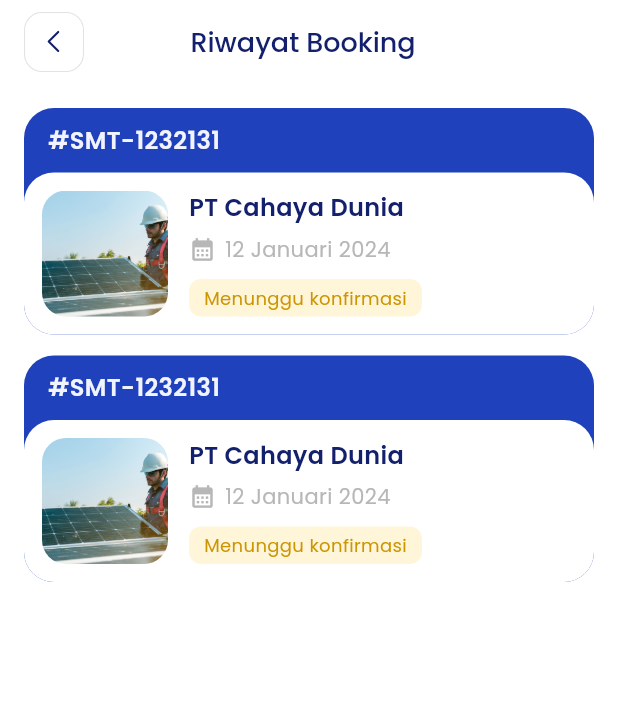
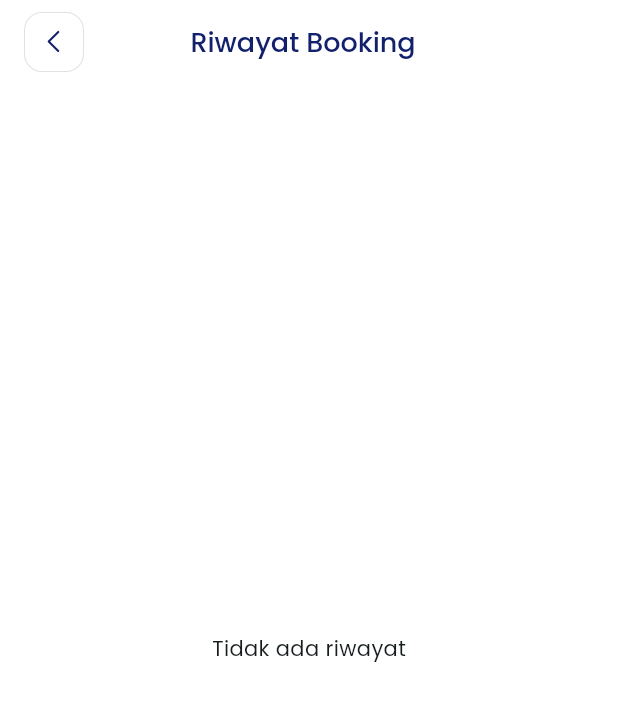
Before and after one commit to fauzihub13/sunmate, a Flutter app: the MobileView screen opened directly, on a phone screen of 412 x 824 dp. Shown: the top 701 px of the screen. Run offline on Flutter 3.47's test engine with Material 3 defaults, Android fonts, the phone set to English and light mode, and no system bars; our stand-ins replace bloc, flutter_bloc, flutter_svg, freezed_annotation, sqflite; accounts and stored records are empty.

Commit message:
feat: vendor booking history and change main appbar

```diff
--- a/lib/src/data/sources/booking_vendor_local_datasources.dart
+++ b/lib/src/data/sources/booking_vendor_local_datasources.dart
@@ -58,6 +58,7 @@ class BookingVendorLocalDatasources {
   Future<List<VendorBookingModel>> getAllBookingData() async {
     final db = await instance.database;
     final List<Map<String, dynamic>> maps = await db.query(tableVendorBookings);
+
     return List.generate(maps.length, (i) {
       return VendorBookingModel.fromMap(maps[i]);
     });
--- /dev/null
+++ b/lib/src/presentation/sunlist/bloc/vendor_booking_history/vendor_booking_history_bloc.dart
@@ -0,0 +1,22 @@
+import 'package:bloc/bloc.dart';
+import 'package:flutter_sunmate/src/data/sources/booking_vendor_local_datasources.dart';
+import 'package:flutter_sunmate/src/presentation/sunlist/models/vendor_booking_model.dart';
+import 'package:freezed_annotation/freezed_annotation.dart';
+
+part 'vendor_booking_history_bloc.freezed.dart';
+part 'vendor_booking_history_event.dart';
+part 'vendor_booking_history_state.dart';
+
+class VendorBookingHistoryBloc
+    extends Bloc<VendorBookingHistoryEvent, VendorBookingHistoryState> {
+  final BookingVendorLocalDatasources bookingVendorLocalDatasources;
+  VendorBookingHistoryBloc(this.bookingVendorLocalDatasources)
+      : super(const _Initial()) {
+    on<_GetAllBookingHistory>((event, emit) async {
+      emit(const _Loading());
+      final result = await bookingVendorLocalDatasources.getAllBookingData();
+
+      emit(_Loaded(result));
+    });
+  }
+}
--- /dev/null
+++ b/lib/src/presentation/sunlist/bloc/vendor_booking_history/vendor_booking_history_event.dart
@@ -0,0 +1,7 @@
+part of 'vendor_booking_history_bloc.dart';
+
+@freezed
+class VendorBookingHistoryEvent with _$VendorBookingHistoryEvent {
+  const factory VendorBookingHistoryEvent.started() = _Started;
+  const factory VendorBookingHistoryEvent.getAllBookingHistory() = _GetAllBookingHistory;
+}
--- /dev/null
+++ b/lib/src/presentation/sunlist/bloc/vendor_booking_history/vendor_booking_history_state.dart
@@ -0,0 +1,9 @@
+part of 'vendor_booking_history_bloc.dart';
+
+@freezed
+class VendorBookingHistoryState with _$VendorBookingHistoryState {
+  const factory VendorBookingHistoryState.initial() = _Initial;
+  const factory VendorBookingHistoryState.loading() = _Loading;
+  const factory VendorBookingHistoryState.loaded(List<VendorBookingModel> vendorBookingModel) = _Loaded;
+  const factory VendorBookingHistoryState.error(String? message) = _Error;
+}
--- a/lib/src/presentation/sunlist/pages/vendor_booking_history.dart
+++ b/lib/src/presentation/sunlist/pages/vendor_booking_history.dart
@@ -1,5 +1,7 @@
 import 'package:flutter/material.dart';
+import 'package:flutter_bloc/flutter_bloc.dart';
 import 'package:flutter_sunmate/src/core/components/custom_appbar.dart';
+import 'package:flutter_sunmate/src/presentation/sunlist/bloc/vendor_booking_history/vendor_booking_history_bloc.dart';
 import 'package:flutter_sunmate/src/presentation/sunlist/widgets/vendor_history_card.dart';
 
 class VendorBookingHistory extends StatelessWidget {
@@ -26,10 +28,13 @@ class MobileView extends StatefulWidget {
 }
 
 class _MobileViewState extends State<MobileView> {
-  // final TextEditingController searchController = TextEditingController();
-
-  // List<VendorBookingModel> searchResults = [];
-  // final List<VendorBookingModel> vendors = vendorList;
+  @override
+  void initState() {
+    super.initState();
+    context
+        .read<VendorBookingHistoryBloc>()
+        .add(VendorBookingHistoryEvent.getAllBookingHistory());
+  }
 
   @override
   Widget build(BuildContext context) {
@@ -43,12 +48,37 @@ class _MobileViewState extends State<MobileView> {
             //   controller: searchController,
             //   onChanged: _onSearchChanged,
             // ),
-            const SizedBox(height: 16.0),
-            VendorHistoryCard(),
-            const SizedBox(
-              height: 14.0,
-            ),
-            VendorHistoryCard()
+            Expanded(
+              child: BlocBuilder<VendorBookingHistoryBloc,
+                  VendorBookingHistoryState>(builder: (context, state) {
+                return state.maybeWhen(
+                  orElse: () => const Center(
+                    child: Text('Terjadi kesalahan  '),
+                  ),
+                  loading: () {
+                    return const Center(
+                      child: CircularProgressIndicator(),
+                    );
+                  },
+                  loaded: (vendors) {
+                    if (vendors.isEmpty) {
+                      return const Center(
+                        child: Text('Tidak ada riwayat'),
+                      );
+                    }
+                    return ListView.separated(
+                      shrinkWrap: true,
+                      itemBuilder: (context, index) => VendorHistoryCard(
+                        vendorBookingModel: vendors[index],
+                      ),
+                      separatorBuilder: (context, index) =>
+                          const SizedBox(height: 14.0),
+                      itemCount: vendors.length,
+                    );
+                  },
+                );
+              }),
+            )
           ],
         ),
       ),
--- a/lib/src/presentation/sunlist/pages/vendor_booking_page.dart
+++ b/lib/src/presentation/sunlist/pages/vendor_booking_page.dart
@@ -8,7 +8,7 @@ import 'package:flutter_sunmate/src/presentation/sunlist/bloc/vendor_booking/ven
 import 'package:flutter_sunmate/src/presentation/sunlist/bloc/vendor_detail/vendor_detail_bloc.dart';
 import 'package:flutter_sunmate/src/presentation/sunlist/models/vendor.dart';
 import 'package:flutter_sunmate/src/presentation/sunlist/models/vendor_booking_model.dart';
-import 'package:flutter_sunmate/src/presentation/sunlist/pages/vendor_booking_status_dialog.dart';
+import 'package:flutter_sunmate/src/presentation/sunlist/dialogs/vendor_booking_status_dialog.dart';
 import 'package:flutter_sunmate/src/presentation/sunlist/widgets/vendor_card.dart';
 
 class VendorBookingPage extends StatefulWidget {
--- a/lib/src/presentation/sunlist/widgets/vendor_history_card.dart
+++ b/lib/src/presentation/sunlist/widgets/vendor_history_card.dart
@@ -1,8 +1,11 @@
 import 'package:flutter/material.dart';
 import 'package:flutter_sunmate/src/core/constants/colors.dart';
+import 'package:flutter_sunmate/src/presentation/sunlist/models/vendor_booking_model.dart';
+import 'package:intl/intl.dart';
 
 class VendorHistoryCard extends StatelessWidget {
-  const VendorHistoryCard({super.key});
+  final VendorBookingModel vendorBookingModel;
+  const VendorHistoryCard({super.key, required this.vendorBookingModel});
 
   @override
   Widget build(BuildContext context) {
@@ -22,8 +25,8 @@ class VendorHistoryCard extends StatelessWidget {
                   padding: const EdgeInsets.symmetric(
                       horizontal: 16.0, vertical: 10.0),
                   child: Text(
-                    '#SMT-1232131',
-                    style: TextStyle(
+                    vendorBookingModel.codeBooking,
+                    style: const TextStyle(
                         color: AppColors.lightBlue,
                         fontSize: 16.0,
                         fontWeight: FontWeight.w600),
@@ -44,7 +47,7 @@ class VendorHistoryCard extends StatelessWidget {
                         ClipRRect(
                           borderRadius: BorderRadius.circular(16),
                           child: Image.asset(
-                            'assets/images/vendor/vendor-1.jpg',
+                            vendorBookingModel.vendorImage,
                             width: 84,
                             height: 84,
                             fit: BoxFit.cover,
@@ -59,7 +62,7 @@ class VendorHistoryCard extends StatelessWidget {
                       crossAxisAlignment: CrossAxisAlignment.start,
                       children: [
                         Text(
-                          "PT Cahaya Dunia",
+                          vendorBookingModel.vendorName,
                           maxLines: 2,
                           style: const TextStyle(
                             color: AppColors.darkBlue,
@@ -79,7 +82,8 @@ class VendorHistoryCard extends StatelessWidget {
                             ),
                             const SizedBox(width: 6.0),
                             Text(
-                              "12 Januari 2024",
+                              DateFormat('dd MMMM yyyy')
+                                  .format(vendorBookingModel.bookingDate),
                               style: const TextStyle(
                                 color: AppColors.grey,
                                 fontSize: 14,
@@ -99,8 +103,10 @@ class VendorHistoryCard extends StatelessWidget {
                           padding: const EdgeInsets.symmetric(
                               horizontal: 10, vertical: 4),
                           child: Text(
-                            'Menunggu konfirmasi',
-                            style: TextStyle(
+                            vendorBookingModel.status == 'pending'
+                                ? 'Menunggu konfirmasi'
+                                : '',
+                            style: const TextStyle(
                               color: AppColors.darkYellow,
                               fontSize: 12,
                               fontWeight: FontWeight.w400,
```
Also changed, not shown: lib/main.dart (+7 -2 lines), lib/src/presentation/home/widgets/appbar.dart (+6 -3 lines), lib/src/presentation/sunlist/models/vendor_booking_model.dart (+2 -11 lines), assets/icons/history.svg (added), lib/src/presentation/sunlist/bloc/vendor_booking_history/vendor_booking_history_bloc.freezed.dart (added), lib/src/presentation/sunlist/dialogs/vendor_booking_status_dialog.dart (renamed from lib/src/presentation/sunlist/pages/vendor_booking_status_dialog.dart).
